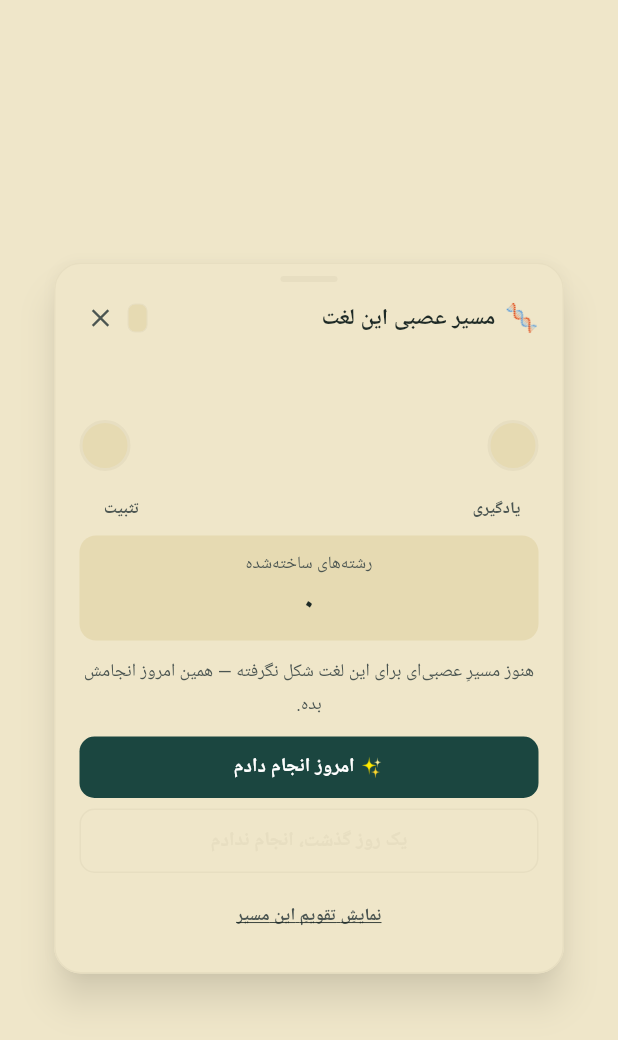
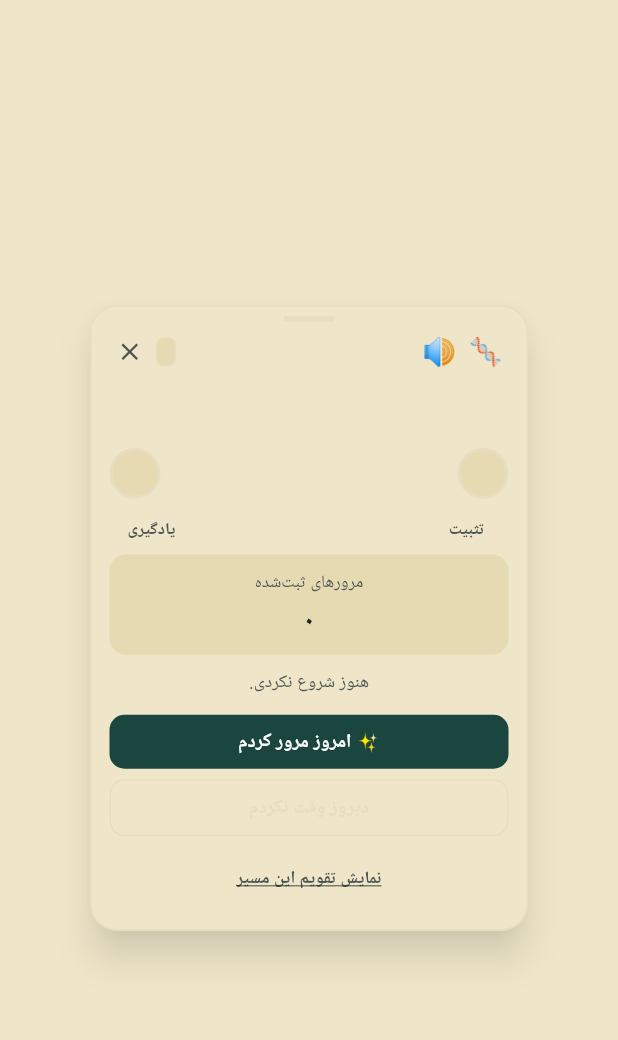
Before and after one commit to maryam1998/Zflut, a Flutter app: the NeuralPathDialog widget shown alone on an empty page, opened directly with empty values, on a phone screen of 412 x 824 dp. Shown: the top 1040 px of the screen. Run offline on Flutter 3.47's test engine with Material 3 defaults, Android fonts, the phone set to English and light mode, and no system bars; our stand-ins replace dio, flutter_riverpod, flutter_tts, go_router, just_audio, shared_preferences and 1 more; accounts and stored records are empty; generated files the repository leaves out were written again; network calls fail; Roboto replaces fonts that are missing (Vazirmatn).

Commit message:
chore: apply patch zip

```diff
--- a/lib/app.dart
+++ b/lib/app.dart
@@ -7,6 +7,7 @@ import 'core/constants/app_font_sizes.dart';
 import 'core/constants/app_fonts.dart';
 import 'core/constants/app_themes.dart';
 import 'core/providers/app_prefs_provider.dart';
+import 'core/providers/preload.dart';
 import 'core/router/app_router.dart';
 import 'core/theme/theme_builder.dart';
 import 'l10n/app_localizations.dart';
@@ -20,6 +21,8 @@ class LingoLearnApp extends ConsumerWidget {
 
   @override
   Widget build(BuildContext context, WidgetRef ref) {
+    // 📦 داده‌ی همه‌ی تب‌ها از همین اول بارگذاری شود (نه با باز شدنِ تب)
+    startDataPreload(ProviderScope.containerOf(context, listen: false));
     final prefs = ref.watch(appPrefsProvider);
     final router = ref.watch(appRouterProvider);
     final themePreset = kAppThemes[prefs.theme]!;
--- a/lib/features/reader/widgets/neural_path_dialog.dart
+++ b/lib/features/reader/widgets/neural_path_dialog.dart
@@ -9,6 +9,8 @@ import '../../../core/neural/neural_dates.dart';
 import '../../../core/neural/neural_store.dart';
 import '../../../core/providers/app_prefs_provider.dart';
 import '../../../core/providers/locale_provider.dart';
+import '../../../core/providers/speech_provider.dart';
+import '../../../core/tts/tts_config.dart';
 import '../../../core/theme/app_theme_colors.dart';
 
 // ═══════════════════════════════════════════════════════════════════
@@ -51,21 +53,21 @@ const Map<String, Map<String, String>> _kN = {
     'sentenceLabel': 'جمله',
     'learn': 'یادگیری',
     'stable': 'تثبیت',
-    'built': 'رشته‌های ساخته‌شده',
+    'built': 'مرورهای ثبت‌شده',
     'repsLast': '{n} تکرار · آخرین تمرین: {rel}',
     'today': 'امروز',
     'yesterday': 'دیروز',
-    'st0': 'هنوز مسیرِ عصبی‌ای برای این {label} شکل نگرفته — همین امروز انجامش بده.',
-    'st1': 'اولین رشته‌های عصبیِ این {label} شکل گرفتن، ادامه بده.',
-    'st2': 'رشته‌های این {label} دارن کنار هم جمع و ضخیم می‌شن.',
-    'st3': 'این {label} یه مسیرِ عصبیِ محکم و جاافتاده شده — اگه حس می‌کنی واقعاً عادت شده، می‌تونی قفلش کنی.',
-    'stHabit': 'این {label} کاملاً جاافتاده — یک رشته‌ی عصبیِ واقعی 🎉',
-    'doToday': '✨ امروز انجام دادم',
-    'missed': 'یک روز گذشت، انجام ندادم',
-    'lock': '✅ همینه، رفت تو حافظه‌ی دائمیم',
+    'st0': 'هنوز شروع نکردی.',
+    'st1': 'اولین قدم رو برداشتی! ادامه بده.',
+    'st2': 'داری کم‌کم این {label} رو یاد می‌گیری.',
+    'st3': 'این {label} رو {n} بار مرور کردی. اگه رفت توی حافظه‌ی بلندمدتت، می‌تونی یادگرفتنش رو تأیید کنی.',
+    'stHabit': 'این {label} رو یاد گرفتی 🎉',
+    'doToday': '✨ امروز مرور کردم',
+    'missed': 'دیروز وقت نکردم',
+    'lock': '✅ این {label} رو یاد گرفتم',
     'unlock': '↩️ هنوز کافی نیست، ادامه بده',
-    'showCal': 'نمایشِ تقویمِ این مسیر',
-    'hideCal': 'بستنِ تقویم',
+    'showCal': 'نمایش تقویم این مسیر',
+    'hideCal': 'بستن تقویم',
         'dayOf': 'روز {a} / {b}',
     'month': 'ماه {ord}',
     'to': 'تا',
@@ -89,18 +91,18 @@ const Map<String, Map<String, String>> _kN = {
     'sentenceLabel': 'sentence',
     'learn': 'Learning',
     'stable': 'Settled',
-    'built': 'Strands built',
+    'built': 'Recorded reviews',
     'repsLast': '{n} repeats · last practice: {rel}',
     'today': 'today',
     'yesterday': 'yesterday',
-    'st0': 'No neural path has formed for this {label} yet — start today.',
-    'st1': 'The first strands of this {label} have formed — keep going.',
-    'st2': 'The strands of this {label} are bundling and thickening.',
-    'st3': 'This {label} is now a strong neural path — lock it in if it feels like a habit.',
-    'stHabit': 'This {label} is fully settled — a real neural path 🎉',
-    'doToday': '✨ I did it today',
-    'missed': 'A day passed, I did not practice',
-    'lock': '✅ That’s it, it’s in my permanent memory',
+    'st0': 'You haven’t started yet.',
+    'st1': 'You took the first step! Keep going.',
+    'st2': 'You’re gradually learning this {label}.',
+    'st3': 'You reviewed this {label} {n} times. If it’s in your long-term memory, you can confirm you’ve learned it.',
+    'stHabit': 'You’ve learned this {label} 🎉',
+    'doToday': '✨ I reviewed it today',
+    'missed': 'I didn’t have time yesterday',
+    'lock': '✅ I’ve learned this {label}',
     'unlock': '↩️ Not enough yet, keep going',
     'showCal': 'Show this path’s calendar',
     'hideCal': 'Hide calendar',
@@ -171,6 +173,12 @@ class _NeuralPathDialogState extends ConsumerState<NeuralPathDialog> {
   late final String _base = neuralBase(widget.baseText ?? widget.word);
   String get _lang => widget.langCode;
 
+  void _speak() {
+    final key = '${TtsConfig.locale[_lang] ?? 'en-US'}::${widget.word}';
+    ref.read(neuralPathProvider.notifier).hint(key, _base);
+    ref.read(speechControllerProvider.notifier).toggle(widget.word, _lang);
+  }
+
   String _label(String ui) => _t(
       ui,
       RegExp(r'\s').hasMatch(widget.word.trim())
@@ -209,17 +217,18 @@ class _NeuralPathDialogState extends ConsumerState<NeuralPathDialog> {
     final nodeStrong = habit || fibers >= kNeuralFiberCap;
     final label = _label(ui);
 
+    final args = {'label': label, 'n': _num(ui, fibers)};
     String status;
     if (habit) {
-      status = _t(ui, 'stHabit', {'label': label});
+      status = _t(ui, 'stHabit', args);
     } else if (fibers <= 0) {
-      status = _t(ui, 'st0', {'label': label});
-    } else if (!nodeMid) {
-      status = _t(ui, 'st1', {'label': label});
-    } else if (!nodeStrong) {
-      status = _t(ui, 'st2', {'label': label});
+      status = _t(ui, 'st0', args);
+    } else if (fibers < 4) {
+      status = _t(ui, 'st1', args);
+    } else if (fibers < 10) {
+      status = _t(ui, 'st2', args);
     } else {
-      status = _t(ui, 'st3', {'label': label});
+      status = _t(ui, 'st3', args);
     }
 
     const circle = 34.0;
@@ -235,7 +244,7 @@ class _NeuralPathDialogState extends ConsumerState<NeuralPathDialog> {
           child: Center(
             child: ConstrainedBox(
               constraints: BoxConstraints(
-                maxWidth: 340,
+                maxWidth: 292,
                 maxHeight: MediaQuery.of(context).size.height * 0.86,
               ),
               child: Material(
@@ -249,7 +258,7 @@ class _NeuralPathDialogState extends ConsumerState<NeuralPathDialog> {
                     border: Border.all(color: c.cardBorder),
                   ),
                   child: SingleChildScrollView(
-                    padding: const EdgeInsets.fromLTRB(16, 8, 16, 14),
+                    padding: const EdgeInsets.fromLTRB(12, 6, 12, 10),
                     child: Column(
                       mainAxisSize: MainAxisSize.min,
                       crossAxisAlignment: CrossAxisAlignment.stretch,
@@ -261,9 +270,9 @@ class _NeuralPathDialogState extends ConsumerState<NeuralPathDialog> {
                           child: Column(
                             children: [
                               Container(
-                                width: 38,
+                                width: 34,
                                 height: 4,
-                                margin: const EdgeInsets.only(bottom: 10),
+                                margin: const EdgeInsets.only(bottom: 6),
                                 decoration: BoxDecoration(
                                   color: c.cardBorder,
                                   borderRadius: BorderRadius.circular(2),
@@ -271,18 +280,23 @@ class _NeuralPathDialogState extends ConsumerState<NeuralPathDialog> {
                               ),
                               Row(
                                 children: [
-                                  const Text('🧬', style: TextStyle(fontSize: 18)),
-                                  const SizedBox(width: 6),
-                                  Expanded(
-                                    child: Text(
-                                      _t(ui, 'title', {'label': label}),
-                                      style: TextStyle(
-                                        color: c.ink,
-                                        fontSize: 15,
-                                        fontWeight: FontWeight.w800,
-                                      ),
+                                  const Padding(
+                                    padding: EdgeInsets.all(4),
+                                    child: Text('🧬',
+                                        style:
+                                            TextStyle(fontSize: 18, height: 1.1)),
+                                  ),
+                                  InkResponse(
+                                    onTap: _speak,
+                                    radius: 18,
+                                    child: const Padding(
+                                      padding: EdgeInsets.all(4),
+                                      child: Text('🔊',
+                                          style: TextStyle(
+                                              fontSize: 18, height: 1.1)),
                                     ),
                                   ),
+                                  const Spacer(),
                                   _LangChip(code: _lang, c: c),
                                   const SizedBox(width: 4),
                                   InkResponse(
@@ -291,7 +305,7 @@ class _NeuralPathDialogState extends ConsumerState<NeuralPathDialog> {
                                     child: Padding(
                                       padding: const EdgeInsets.all(4),
                                       child: Icon(Icons.close,
-                                          size: 20, color: c.inkSoft),
+                                          size: 19, color: c.inkSoft),
                                     ),
                                   ),
                                 ],
@@ -319,8 +333,10 @@ class _NeuralPathDialogState extends ConsumerState<NeuralPathDialog> {
                         const SizedBox(height: 10),
 
                         // ═══ دو نورون + رشته‌ها ═══
-                        SizedBox(
-                          height: 62,
+                        Directionality(
+                          textDirection: TextDirection.ltr,
+                          child: SizedBox(
+                          height: 54,
                           child: Stack(
                             children: [
                               Positioned.fill(
@@ -355,8 +371,11 @@ class _NeuralPathDialogState extends ConsumerState<NeuralPathDialog> {
                             ],
                           ),
                         ),
+                        ),
                         const SizedBox(height: 3),
-                        Row(
+                        Directionality(
+                          textDirection: TextDirection.ltr,
+                          child: Row(
                           mainAxisAlignment: MainAxisAlignment.spaceBetween,
                           children: [
                             SizedBox(
@@ -379,9 +398,10 @@ class _NeuralPathDialogState extends ConsumerState<NeuralPathDialog> {
                             ),
                           ],
                         ),
-                        const SizedBox(height: 10),
+                        ),
+                        const SizedBox(height: 8),
 
-                        // ═══ رشته‌های ساخته‌شده ═══
+                        // ═══ مرورهای ثبت‌شده ═══
                         Container(
                           padding: const EdgeInsets.symmetric(
                               vertical: 10, horizontal: 8),
@@ -398,7 +418,7 @@ class _NeuralPathDialogState extends ConsumerState<NeuralPathDialog> {
                               Text(_num(ui, fibers),
                                   style: TextStyle(
                                       color: c.ink,
-                                      fontSize: 20,
+                                      fontSize: 18,
                                       fontWeight: FontWeight.w800)),
                               if (total > 0) ...[
                                 const SizedBox(height: 4),
@@ -414,7 +434,7 @@ class _NeuralPathDialogState extends ConsumerState<NeuralPathDialog> {
                             ],
                           ),
                         ),
-                        const SizedBox(height: 10),
+                        const SizedBox(height: 8),
                         Text(
                           status,
                           textAlign: TextAlign.center,
@@ -443,7 +463,7 @@ class _NeuralPathDialogState extends ConsumerState<NeuralPathDialog> {
                         if (fibers > 0 || habit) ...[
                           const SizedBox(height: 7),
                           _PathButton(
-                            label: _t(ui, habit ? 'unlock' : 'lock'),
+                            label: habit ? _t(ui, 'unlock') : _t(ui, 'lock', {'label': label}),
                             fill: habit ? c.paperDark : null,
                             border: habit
                                 ? c.cardBorder
@@ -555,7 +575,7 @@ class _PathButton extends StatelessWidget {
       onTap: onTap,
       borderRadius: BorderRadius.circular(10),
       child: Container(
-        padding: const EdgeInsets.symmetric(vertical: 11),
+        padding: const EdgeInsets.symmetric(vertical: 9),
         alignment: Alignment.center,
         decoration: BoxDecoration(
           color: fill,
@@ -565,7 +585,7 @@ class _PathButton extends StatelessWidget {
         child: Text(
           label,
           textAlign: TextAlign.center,
-          style: TextStyle(color: fg, fontSize: 13, fontWeight: FontWeight.w700),
+          style: TextStyle(color: fg, fontSize: 12.5, fontWeight: FontWeight.w700),
         ),
       ),
     );
--- a/lib/features/tabs/favorites_tab.dart
+++ b/lib/features/tabs/favorites_tab.dart
@@ -15,6 +15,7 @@ class FavoritesTab extends ConsumerWidget {
     return WordListView(
       words: words,
       hasAnyData: all.isNotEmpty,
+      loading: ref.watch(dailyWordsLoaderProvider).isLoading,
     );
   }
 }
--- a/lib/features/tabs/saved_tab.dart
+++ b/lib/features/tabs/saved_tab.dart
@@ -15,6 +15,7 @@ class SavedTab extends ConsumerWidget {
     return WordListView(
       words: words,
       hasAnyData: all.isNotEmpty,
+      loading: ref.watch(dailyWordsLoaderProvider).isLoading,
     );
   }
 }
--- a/lib/features/tabs/slang_tab.dart
+++ b/lib/features/tabs/slang_tab.dart
@@ -14,6 +14,7 @@ class SlangTab extends ConsumerWidget {
     return WordListView(
       words: words,
       hasAnyData: all.isNotEmpty,
+      loading: ref.watch(slangWordsProvider).isLoading,
     );
   }
 }
--- a/lib/features/tabs/vocab_in_use_tab.dart
+++ b/lib/features/tabs/vocab_in_use_tab.dart
@@ -14,6 +14,7 @@ class VocabInUseTab extends ConsumerWidget {
     return WordListView(
       words: words,
       hasAnyData: all.isNotEmpty,
+      loading: ref.watch(vocabInUseWordsProvider).isLoading,
     );
   }
 }
--- a/lib/features/tabs/words_tab.dart
+++ b/lib/features/tabs/words_tab.dart
@@ -15,6 +15,7 @@ class WordsTab extends ConsumerWidget {
     return WordListView(
       words: words,
       hasAnyData: all.isNotEmpty,
+      loading: ref.watch(dailyWordsLoaderProvider).isLoading,
     );
   }
 }
```
Also changed, not shown: lib/core/data/conversation_repository.dart (+7 -1 lines), lib/core/data/daily_words_repository.dart (+7 -1 lines), lib/core/data/data_repository.dart (+7 -1 lines), lib/core/providers/daily_words_provider.dart (+6 -1 lines), lib/core/providers/preload.dart (added, +26 -0 lines), lib/core/widgets/selection_card.dart (+59 -53 lines), lib/features/tabs/conversations_tab.dart (+10 -2 lines), lib/features/words/widgets/word_list_view.dart (+16 -0 lines), 1 other file.
